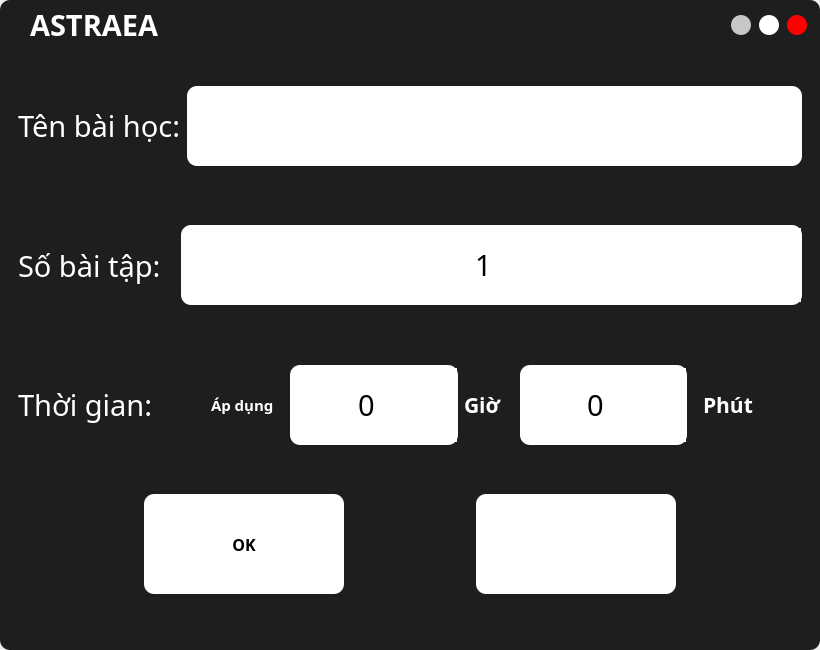
Before: the Qt Designer form UI_Files/edit_form.ui in hoangm960/Astraea, drawn with Qt 5.
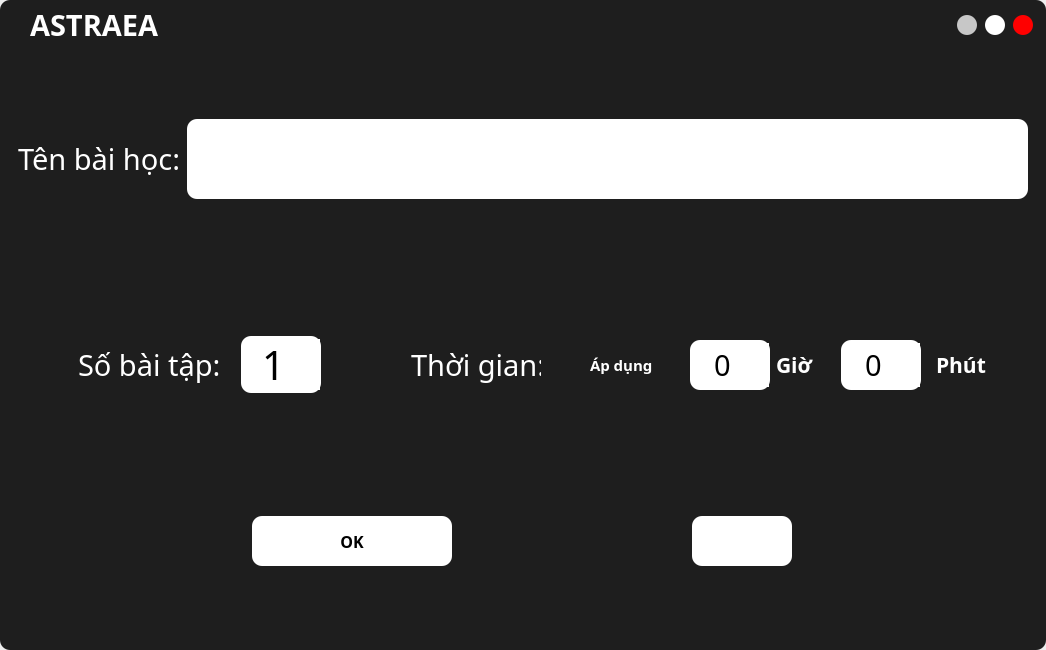
After: the same form once the commit is applied. The open tabs and pages were chosen to show the change. Icons and pictures are not drawn.

Commit message: god godd

Patch:
```diff
--- a/UI_Files/edit_form.ui
+++ b/UI_Files/edit_form.ui
@@ -6,13 +6,13 @@
    <rect>
     <x>0</x>
     <y>0</y>
-    <width>820</width>
+    <width>1046</width>
     <height>650</height>
    </rect>
   </property>
   <property name="minimumSize">
    <size>
-    <width>820</width>
+    <width>1046</width>
     <height>650</height>
    </size>
   </property>
@@ -44,6 +44,12 @@
     </property>
     <item>
      <widget class="QFrame" name="bg_frame">
+      <property name="minimumSize">
+       <size>
+        <width>0</width>
+        <height>0</height>
+       </size>
+      </property>
       <property name="font">
        <font>
         <family>Montserrat</family>
@@ -337,6 +343,12 @@
                 <layout class="QVBoxLayout" name="verticalLayout_7">
                  <item>
                   <widget class="QFrame" name="name_frame">
+                   <property name="minimumSize">
+                    <size>
+                     <width>0</width>
+                     <height>200</height>
+                    </size>
+                   </property>
                    <property name="frameShape">
                     <enum>QFrame::StyledPanel</enum>
                    </property>
@@ -389,6 +401,12 @@
                  </item>
                  <item>
                   <widget class="QFrame" name="num_frame">
+                   <property name="minimumSize">
+                    <size>
+                     <width>0</width>
+                     <height>200</height>
+                    </size>
+                   </property>
                    <property name="frameShape">
                     <enum>QFrame::StyledPanel</enum>
                    </property>
@@ -399,6 +417,22 @@
                     <property name="spacing">
                      <number>20</number>
                     </property>
+                    <item>
+                     <widget class="QFrame" name="frame_4">
+                      <property name="minimumSize">
+                       <size>
+                        <width>40</width>
+                        <height>0</height>
+                       </size>
+                      </property>
+                      <property name="frameShape">
+                       <enum>QFrame::StyledPanel</enum>
+                      </property>
+                      <property name="frameShadow">
+                       <enum>QFrame::Raised</enum>
+                      </property>
+                     </widget>
+                    </item>
                     <item>
                      <widget class="QLabel" name="num_label">
                       <property name="minimumSize">
@@ -428,14 +462,16 @@
                       </property>
                       <property name="minimumSize">
                        <size>
-                        <width>0</width>
-                        <height>80</height>
+                        <width>80</width>
+                        <height>50</height>
                        </size>
                       </property>
                       <property name="font">
                        <font>
-                        <family>Corbel</family>
-                        <pointsize>22</pointsize>
+                        <family>iCiel Effra Regular</family>
+                        <pointsize>30</pointsize>
+                        <weight>50</weight>
+                        <bold>false</bold>
                        </font>
                       </property>
                       <property name="styleSheet">
@@ -496,26 +532,27 @@
                       </property>
                      </widget>
                     </item>
-                   </layout>
-                  </widget>
-                 </item>
-                 <item>
-                  <widget class="QFrame" name="num_frame_2">
-                   <property name="frameShape">
-                    <enum>QFrame::StyledPanel</enum>
-                   </property>
-                   <property name="frameShadow">
-                    <enum>QFrame::Raised</enum>
-                   </property>
-                   <layout class="QHBoxLayout" name="horizontalLayout_7">
-                    <property name="spacing">
-                     <number>20</number>
-                    </property>
                     <item>
-                     <widget class="QLabel" name="num_label_2">
+                     <widget class="QFrame" name="frame_2">
                       <property name="minimumSize">
                        <size>
-                        <width>0</width>
+                        <width>50</width>
+                        <height>0</height>
+                       </size>
+                      </property>
+                      <property name="frameShape">
+                       <enum>QFrame::StyledPanel</enum>
+                      </property>
+                      <property name="frameShadow">
+                       <enum>QFrame::Raised</enum>
+                      </property>
+                     </widget>
+                    </item>
+                    <item>
+                     <widget class="QLabel" name="time_label">
+                      <property name="minimumSize">
+                       <size>
+                        <width>130</width>
                         <height>0</height>
                        </size>
                       </property>
@@ -531,7 +568,7 @@
                      </widget>
                     </item>
                     <item>
-                     <widget class="QFrame" name="frame">
+                     <widget class="QFrame" name="frame_6">
                       <property name="minimumSize">
                        <size>
                         <width>100</width>
@@ -544,8 +581,53 @@
                       <property name="frameShadow">
                        <enum>QFrame::Raised</enum>
                       </property>
-                      <layout class="QGridLayout" name="gridLayout_2">
-                       <item row="0" column="1">
+                      <layout class="QGridLayout" name="gridLayout_3">
+                       <item row="1" column="0">
+                        <widget class="QCheckBox" name="checkBox">
+                         <property name="font">
+                          <font>
+                           <family>Segoe UI Black</family>
+                           <pointsize>11</pointsize>
+                           <weight>75</weight>
+                           <bold>true</bold>
+                          </font>
+                         </property>
+                         <property name="styleSheet">
+                          <string notr="true">color: rgb(255, 255, 255);
+background: transparent;</string>
+                         </property>
+                         <property name="text">
+                          <string>Áp dụng</string>
+                         </property>
+                        </widget>
+                       </item>
+                      </layout>
+                     </widget>
+                    </item>
+                    <item>
+                     <widget class="QFrame" name="frame_5">
+                      <property name="minimumSize">
+                       <size>
+                        <width>80</width>
+                        <height>0</height>
+                       </size>
+                      </property>
+                      <property name="font">
+                       <font>
+                        <family>Segoe UI Black</family>
+                        <pointsize>14</pointsize>
+                        <weight>75</weight>
+                        <bold>true</bold>
+                       </font>
+                      </property>
+                      <property name="frameShape">
+                       <enum>QFrame::StyledPanel</enum>
+                      </property>
+                      <property name="frameShadow">
+                       <enum>QFrame::Raised</enum>
+                      </property>
+                      <layout class="QHBoxLayout" name="horizontalLayout_11">
+                       <item>
                         <widget class="QSpinBox" name="Hours_entry">
                          <property name="sizePolicy">
                           <sizepolicy hsizetype="Expanding" vsizetype="Fixed">
@@ -555,13 +637,13 @@
                          </property>
                          <property name="minimumSize">
                           <size>
-                           <width>0</width>
-                           <height>80</height>
+                           <width>80</width>
+                           <height>50</height>
                           </size>
                          </property>
                          <property name="font">
                           <font>
-                           <family>Corbel</family>
+                           <family>iCiel Effra Regular</family>
                            <pointsize>22</pointsize>
                           </font>
                          </property>
@@ -623,86 +705,33 @@
                          </property>
                         </widget>
                        </item>
-                       <item row="0" column="3">
-                        <widget class="QSpinBox" name="Minutes_entry">
-                         <property name="sizePolicy">
-                          <sizepolicy hsizetype="Expanding" vsizetype="Fixed">
-                           <horstretch>0</horstretch>
-                           <verstretch>0</verstretch>
-                          </sizepolicy>
-                         </property>
+                       <item>
+                        <widget class="QLabel" name="label">
                          <property name="minimumSize">
                           <size>
-                           <width>0</width>
-                           <height>80</height>
+                           <width>50</width>
+                           <height>0</height>
                           </size>
                          </property>
                          <property name="font">
                           <font>
-                           <family>Corbel</family>
-                           <pointsize>22</pointsize>
+                           <family>Segoe UI Black</family>
+                           <pointsize>16</pointsize>
+                           <weight>75</weight>
+                           <bold>true</bold>
                           </font>
                          </property>
                          <property name="styleSheet">
-                          <string notr="true">QSpinBox {
-	border-radius: 10px;
-	color: rgb(0, 0, 0);
-	background-color: rgb(255, 255, 255);
-}
-QSpinBox::up-button {
-	background-color: rgb(255, 255, 255);
-	border-radius: 10px;
-}
-
-QSpinBox::up-button:hover {
-	background-color: rgb(223, 223, 223);
-}
-
-QSpinBox::up-button:pressed {
-	background-color: rgb(207, 207, 207);
-}
-
-QSpinBox::down-button {
-	background-color: rgb(255, 255, 255);
-	border-radius: 10px;
-}
-
-QSpinBox::down-button:hover {
-	background-color: rgb(223, 223, 223);
-}
-
-QSpinBox::down-button:pressed {
-	background-color: rgb(207, 207, 207);
-}
-
-QSpinBox::up-arrow {
-	image: url(:/images/icons/plus.png);
-    width: 20px;
-    height: 20px;
-}
-
-QSpinBox::down-arrow {
-	image: url(:/images/icons/minus.png);
-    width: 20px;
-    height: 20px;
-}</string>
+                          <string notr="true">color: rgb(255, 255, 255);
+background: transparent;</string>
                          </property>
-                         <property name="alignment">
-                          <set>Qt::AlignCenter</set>
-                         </property>
-                         <property name="suffix">
-                          <string/>
-                         </property>
-                         <property name="minimum">
-                          <number>0</number>
-                         </property>
-                         <property name="maximum">
-                          <number>60</number>
+                         <property name="text">
+                          <string>Giờ</string>
                          </property>
                         </widget>
                        </item>
-                       <item row="0" column="0">
-                        <widget class="QFrame" name="frame_2">
+                       <item>
+                        <widget class="QFrame" name="frame">
                          <property name="minimumSize">
                           <size>
                            <width>100</width>
@@ -715,101 +744,131 @@
                          <property name="frameShadow">
                           <enum>QFrame::Raised</enum>
                          </property>
-                         <layout class="QGridLayout" name="gridLayout">
-                          <item row="0" column="0">
-                           <widget class="QCheckBox" name="checkBox">
+                         <layout class="QGridLayout" name="gridLayout_2">
+                          <item row="0" column="2">
+                           <widget class="QFrame" name="frame_3">
+                            <property name="minimumSize">
+                             <size>
+                              <width>70</width>
+                              <height>0</height>
+                             </size>
+                            </property>
+                            <property name="frameShape">
+                             <enum>QFrame::StyledPanel</enum>
+                            </property>
+                            <property name="frameShadow">
+                             <enum>QFrame::Raised</enum>
+                            </property>
+                            <layout class="QGridLayout" name="gridLayout">
+                             <item row="0" column="0">
+                              <widget class="QLabel" name="label_2">
+                               <property name="minimumSize">
+                                <size>
+                                 <width>80</width>
+                                 <height>0</height>
+                                </size>
+                               </property>
+                               <property name="font">
+                                <font>
+                                 <family>Segoe UI Black</family>
+                                 <pointsize>16</pointsize>
+                                 <weight>75</weight>
+                                 <bold>true</bold>
+                                </font>
+                               </property>
+                               <property name="styleSheet">
+                                <string notr="true">color: rgb(255, 255, 255);
+background: transparent;</string>
+                               </property>
+                               <property name="text">
+                                <string>Phút</string>
+                               </property>
+                              </widget>
+                             </item>
+                            </layout>
+                           </widget>
+                          </item>
+                          <item row="0" column="1">
+                           <widget class="QSpinBox" name="Minutes_entry">
+                            <property name="sizePolicy">
+                             <sizepolicy hsizetype="Expanding" vsizetype="Fixed">
+                              <horstretch>0</horstretch>
+                              <verstretch>0</verstretch>
+                             </sizepolicy>
+                            </property>
+                            <property name="minimumSize">
+                             <size>
+                              <width>80</width>
+                              <height>50</height>
+                             </size>
+                            </property>
                             <property name="font">
                              <font>
-                              <family>Segoe UI Black</family>
-                              <pointsize>11</pointsize>
-                              <weight>75</weight>
-                              <bold>true</bold>
+                              <family>iCiel Effra Regular</family>
+                              <pointsize>22</pointsize>
                              </font>
                             </property>
                             <property name="styleSheet">
-                             <string notr="true">color: rgb(255, 255, 255);
-background: transparent;</string>
+                             <string notr="true">QSpinBox {
+	border-radius: 10px;
+	color: rgb(0, 0, 0);
+	background-color: rgb(255, 255, 255);
+}
+QSpinBox::up-button {
+	background-color: rgb(255, 255, 255);
+	border-radius: 10px;
+}
+
+QSpinBox::up-button:hover {
+	background-color: rgb(223, 223, 223);
+}
+
+QSpinBox::up-button:pressed {
+	background-color: rgb(207, 207, 207);
+}
+
+QSpinBox::down-button {
+	background-color: rgb(255, 255, 255);
+	border-radius: 10px;
+}
+
+QSpinBox::down-button:hover {
+	background-color: rgb(223, 223, 223);
+}
+
+QSpinBox::down-button:pressed {
+	background-color: rgb(207, 207, 207);
+}
+
+QSpinBox::up-arrow {
+	image: url(:/images/icons/plus.png);
+    width: 10px;
+    height: 20px;
+}
+
+QSpinBox::down-arrow {
+	image: url(:/images/icons/minus.png);
+    width: 10px;
+    height: 20px;
+}</string>
                             </property>
-                            <property name="text">
-                             <string>Áp dụng</string>
+                            <property name="alignment">
+                             <set>Qt::AlignCenter</set>
+                            </property>
+                            <property name="suffix">
+                             <string/>
+                            </property>
+                            <property name="minimum">
+                             <number>0</number>
+                            </property>
+                            <property name="maximum">
+                             <number>60</number>
                             </property>
                            </widget>
                           </item>
                          </layout>
                         </widget>
                        </item>
-                       <item row="0" column="4">
-                        <widget class="QFrame" name="frame_3">
-                         <property name="minimumSize">
-                          <size>
-                           <width>100</width>
-                           <height>0</height>
-                          </size>
-                         </property>
-                         <property name="frameShape">
-                          <enum>QFrame::StyledPanel</enum>
-                         </property>
-                         <property name="frameShadow">
-                          <enum>QFrame::Raised</enum>
-                         </property>
-                         <widget class="QLabel" name="label_2">
-                          <property name="geometry">
-                           <rect>
-                            <x>10</x>
-                            <y>0</y>
-                            <width>51</width>
-                            <height>80</height>
-                           </rect>
-                          </property>
-                          <property name="minimumSize">
-                           <size>
-                            <width>50</width>
-                            <height>0</height>
-                           </size>
-                          </property>
-                          <property name="font">
-                           <font>
-                            <family>Segoe UI Black</family>
-                            <pointsize>16</pointsize>
-                            <weight>75</weight>
-                            <bold>true</bold>
-                           </font>
-                          </property>
-                          <property name="styleSheet">
-                           <string notr="true">color: rgb(255, 255, 255);
-background: transparent;</string>
-                          </property>
-                          <property name="text">
-                           <string>Phút</string>
-                          </property>
-                         </widget>
-                        </widget>
-                       </item>
-                       <item row="0" column="2">
-                        <widget class="QLabel" name="label">
-                         <property name="minimumSize">
-                          <size>
-                           <width>50</width>
-                           <height>0</height>
-                          </size>
-                         </property>
-                         <property name="font">
-                          <font>
-                           <family>Segoe UI Black</family>
-                           <pointsize>16</pointsize>
-                           <weight>75</weight>
-                           <bold>true</bold>
-                          </font>
-                         </property>
-                         <property name="styleSheet">
-                          <string notr="true">color: rgb(255, 255, 255);
-background: transparent;</string>
-                         </property>
-                         <property name="text">
-                          <string>Giờ</string>
-                         </property>
-                        </widget>
-                       </item>
                       </layout>
                      </widget>
                     </item>
@@ -818,6 +877,12 @@
                  </item>
                  <item>
                   <widget class="QFrame" name="confirm_frame">
+                   <property name="minimumSize">
+                    <size>
+                     <width>0</width>
+                     <height>100</height>
+                    </size>
+                   </property>
                    <property name="styleSheet">
                     <string notr="true">color: rgb(0, 0, 0);</string>
                    </property>
@@ -833,7 +898,7 @@
                       <property name="minimumSize">
                        <size>
                         <width>200</width>
-                        <height>100</height>
+                        <height>50</height>
                        </size>
                       </property>
                       <property name="maximumSize">
@@ -875,14 +940,14 @@
                      <widget class="QPushButton" name="load_btn">
                       <property name="minimumSize">
                        <size>
-                        <width>200</width>
-                        <height>100</height>
+                        <width>80</width>
+                        <height>50</height>
                        </size>
                       </property>
                       <property name="maximumSize">
                        <size>
                         <width>100</width>
-                        <height>16777215</height>
+                        <height>50</height>
                        </size>
                       </property>
                       <property name="font">
@@ -919,7 +984,7 @@
                       <property name="iconSize">
                        <size>
                         <width>50</width>
-                        <height>50</height>
+                        <height>80</height>
                        </size>
                       </property>
                      </widget>
```
Left out of the diff: 10 changed lines with no effect on the pictures.
